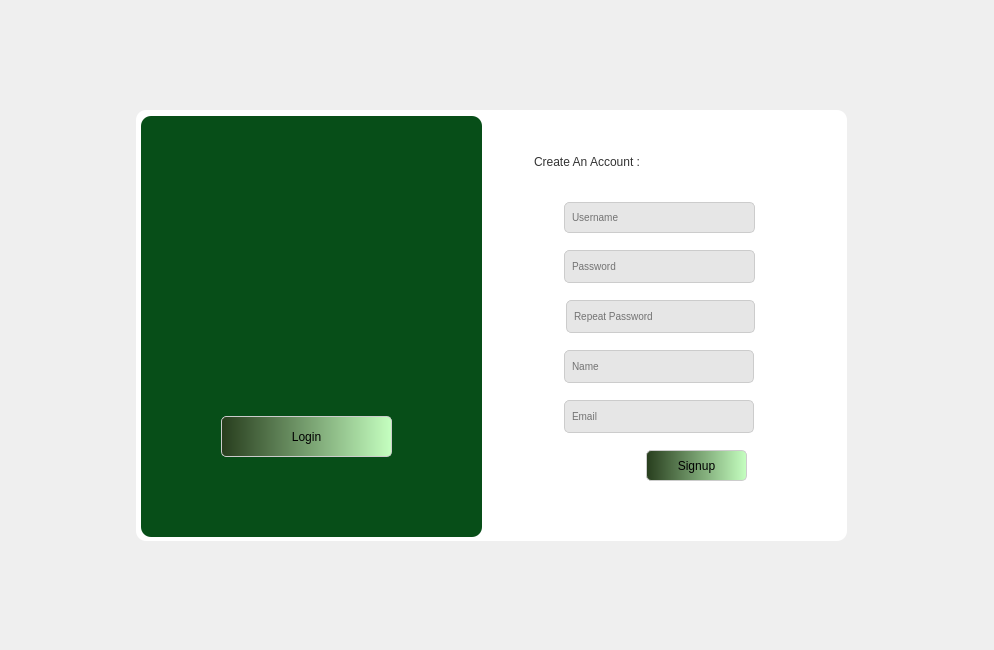
The window that SocialNetwork/login_signup.ui (amir-h-A-0001/DS-SocialNetwork) describes before a commit, drawn with Qt 5.
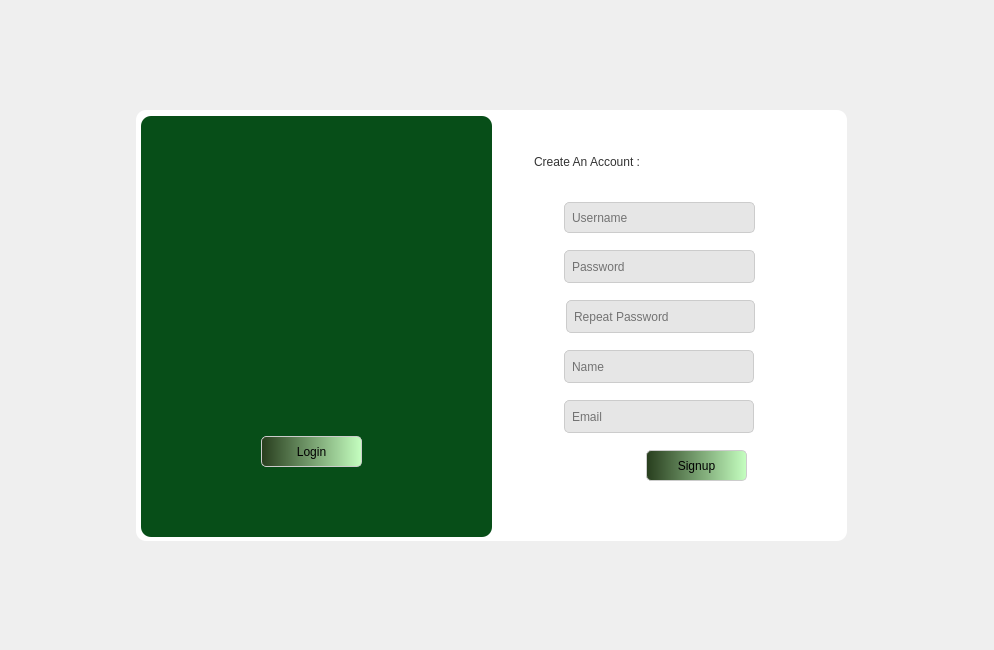
The same window after the commit.

Commit message: designing login_signup form

The edit to the form file:
```diff
--- a/SocialNetwork/login_signup.ui
+++ b/SocialNetwork/login_signup.ui
@@ -38,13 +38,12 @@
 	border-radius: 10px;
 }
 QLineEdit {
-	/*background-color: rgb(206, 206, 206);
-	background-color: rgb(214, 214, 214);*/
 	background-color: rgb(230, 230, 230);
+	
+	font: 10pt &quot;HvDTrial Brandon Text&quot;;
     border: 1px solid #cccccc;
     border-radius: 5px;
     padding: 5px;
-    font-size: 10px;
 	color: rgb(0, 0, 0);
     box-shadow: 2px 2px 5px rgba(0, 0, 0, 0.2);
 }
@@ -58,7 +57,7 @@
 
 QPushButton {
   /* background-color: rgb(230, 230, 230);*/
-	
+	font: 9pt &quot;HvDTrial Brandon Text&quot;;
 	background-color: qlineargradient(spread:pad, x1:0, y1:0, x2:1, y2:0, stop:0 rgba(39, 61, 29, 255), stop:1 rgba(197, 255, 192, 255));
 	color: rgb(0, 0, 0);
     border: 1px solid #cccccc;
@@ -70,6 +69,7 @@
 
 QLabel {
     color: #333333;
+	font: 10pt &quot;HvDTrial Brandon Text&quot;;
     background-color: transparent;
     padding: 5px;
 }
@@ -87,7 +87,7 @@
       <rect>
        <x>5</x>
        <y>6</y>
-       <width>341</width>
+       <width>351</width>
        <height>421</height>
       </rect>
      </property>
@@ -112,10 +112,10 @@
      <widget class="QPushButton" name="pushButton">
       <property name="geometry">
        <rect>
-        <x>80</x>
-        <y>300</y>
-        <width>171</width>
-        <height>41</height>
+        <x>120</x>
+        <y>320</y>
+        <width>101</width>
+        <height>31</height>
        </rect>
       </property>
       <property name="text">
```
Left out of the diff: 10 changed lines with no effect on the pictures. The commit also changes 31 other files.
